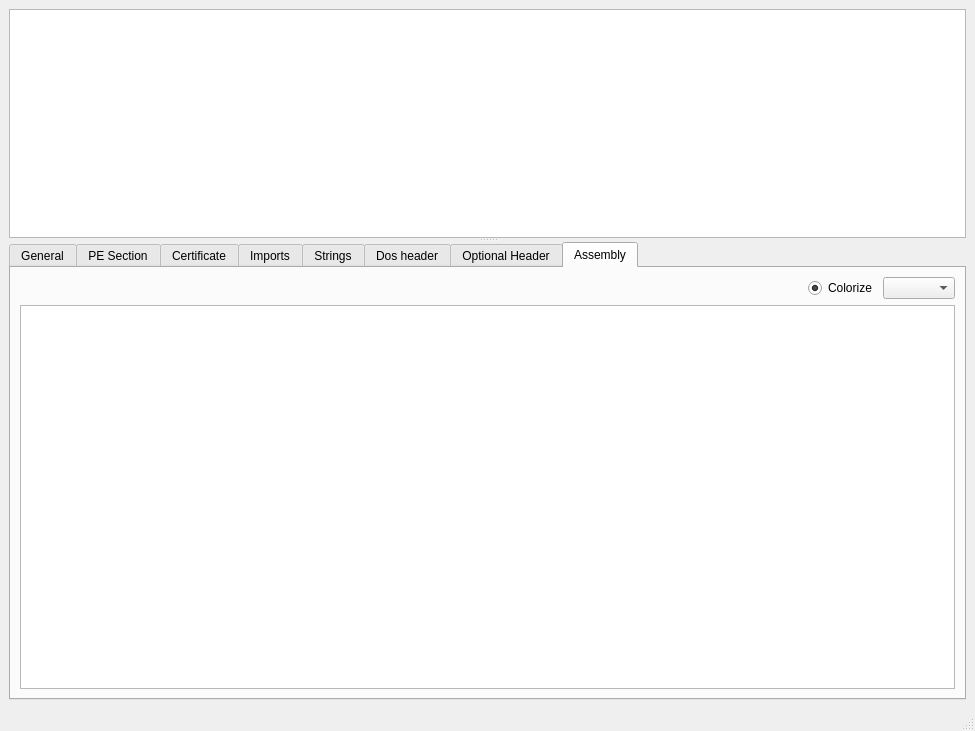
First picture: the form in mainwindow.ui, repository grzesiekkedzior/DriverSentinel, before the edit.
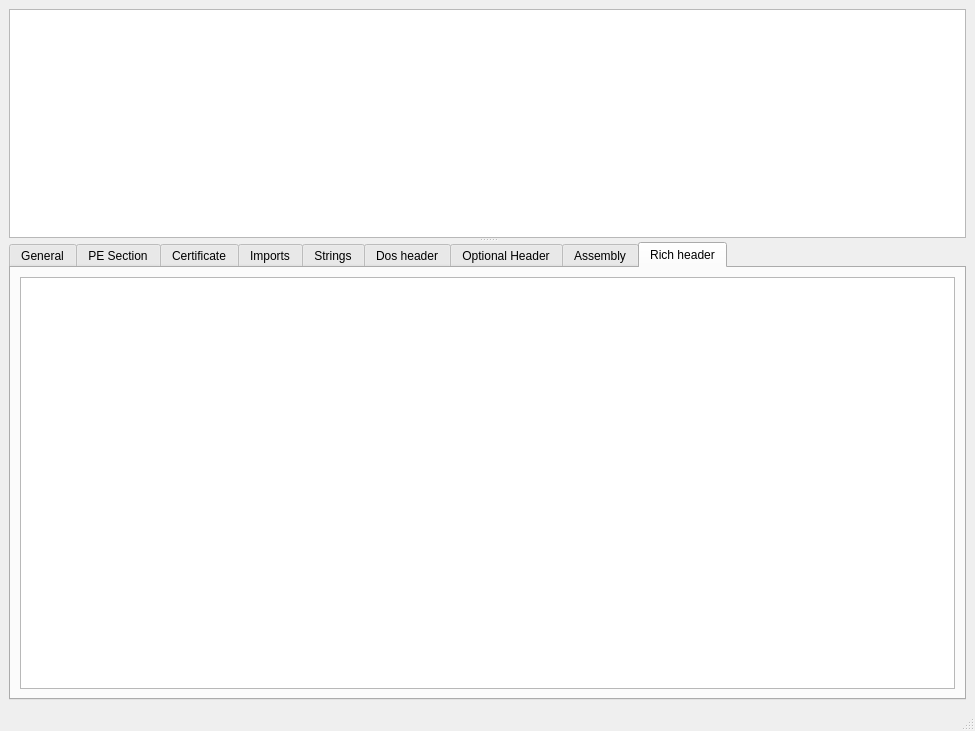
Second picture: the form after the edit.

Commit message: Create the rich header implementation.

```diff
--- a/mainwindow.ui
+++ b/mainwindow.ui
@@ -39,7 +39,7 @@
       </widget>
       <widget class="QTabWidget" name="tabWidget">
        <property name="currentIndex">
-        <number>7</number>
+        <number>8</number>
        </property>
        <widget class="QWidget" name="general">
         <attribute name="title">
@@ -1642,6 +1642,20 @@
          </item>
         </layout>
        </widget>
+       <widget class="QWidget" name="richHeader">
+        <attribute name="title">
+         <string>Rich header</string>
+        </attribute>
+        <layout class="QVBoxLayout" name="verticalLayout_12">
+         <item>
+          <widget class="QTableView" name="richHdrTableView">
+           <attribute name="horizontalHeaderStretchLastSection">
+            <bool>true</bool>
+           </attribute>
+          </widget>
+         </item>
+        </layout>
+       </widget>
       </widget>
      </widget>
     </item>
```
Left out of the diff: 4 changed lines with no effect on the pictures. The commit also changes 8 other files.
